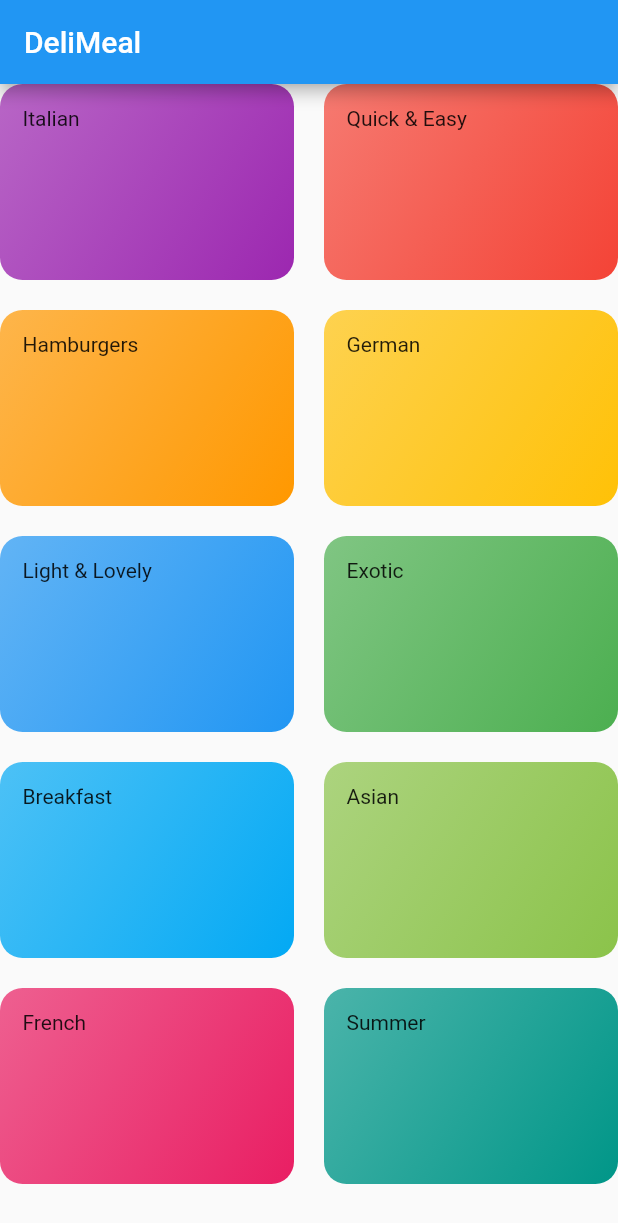
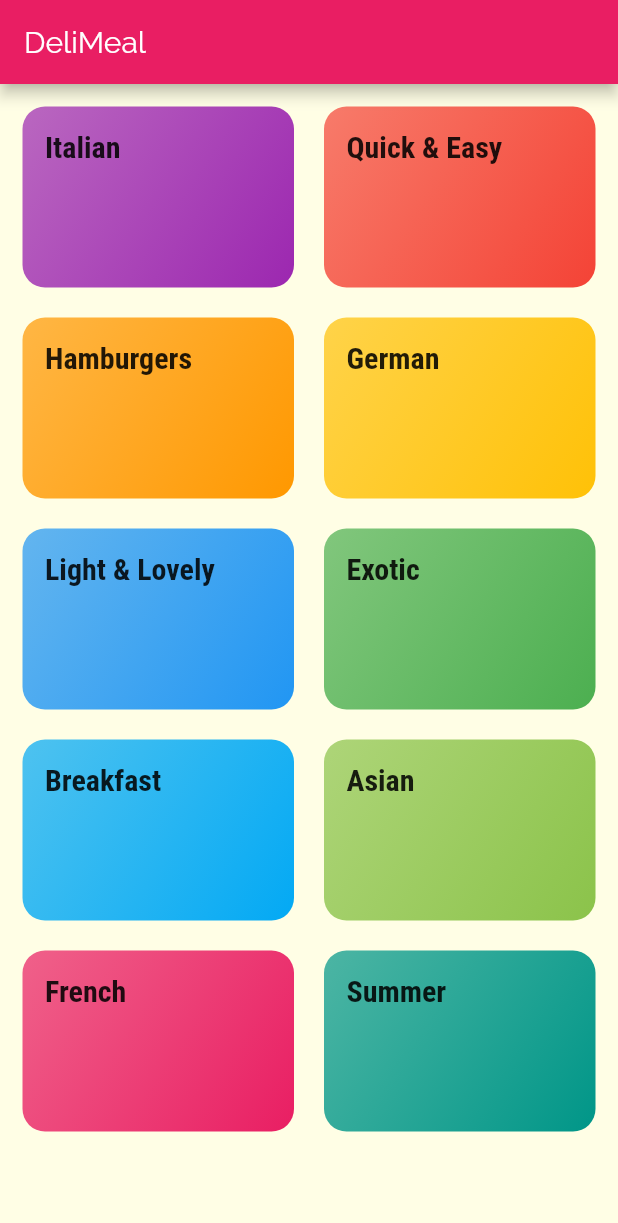
Before and after one commit to MartinFrac/Meals_app_flutter, a Flutter app: the screen it shows after launch, on a phone screen of 412 x 824 dp. Shown: the top 1223 px of the screen. Run offline on Flutter 3.47's test engine with Material 2 defaults, Android fonts, the phone set to English and light mode, and no system bars.

Commit message:
home page styled with new fonts

```diff
--- a/lib/categories_screen.dart
+++ b/lib/categories_screen.dart
@@ -11,6 +11,7 @@ class CategoriesScreen extends StatelessWidget {
         title: const Text('DeliMeal'),
       ),
       body: GridView(
+        padding: const EdgeInsets.all(15),
         children: DUMMY_CATEGORIES
             .map((e) => CategoryItem(
                   e.title,
--- a/lib/category_item.dart
+++ b/lib/category_item.dart
@@ -10,7 +10,10 @@ class CategoryItem extends StatelessWidget {
   Widget build(BuildContext context) {
     return Container(
       padding: const EdgeInsets.all(15),
-      child: Text(title),
+      child: Text(
+        title,
+        style: Theme.of(context).textTheme.headline6,
+      ),
       decoration: BoxDecoration(
         gradient: LinearGradient(
           colors: [
--- a/lib/main.dart
+++ b/lib/main.dart
@@ -11,7 +11,23 @@ class MyApp extends StatelessWidget {
     return MaterialApp(
       title: 'DeliMeals',
       theme: ThemeData(
-        primarySwatch: Colors.blue,
+        primarySwatch: Colors.pink,
+        accentColor: Colors.amber,
+        canvasColor: Color.fromRGBO(255, 254, 229, 1),
+        fontFamily: 'Raleway',
+        textTheme: ThemeData.light().textTheme.copyWith(
+              bodyText1: TextStyle(
+                color: Color.fromRGBO(20, 51, 51, 1),
+              ),
+              bodyText2: TextStyle(
+                color: Color.fromRGBO(20, 51, 51, 1),
+              ),
+              headline6: TextStyle(
+                fontSize: 20,
+                fontFamily: 'RobotoCondensed',
+                fontWeight: FontWeight.bold,
+              ),
+            ),
       ),
       home: CategoriesScreen(),
     );
```
Also changed, not shown: pubspec.yaml (+17 -6 lines).
